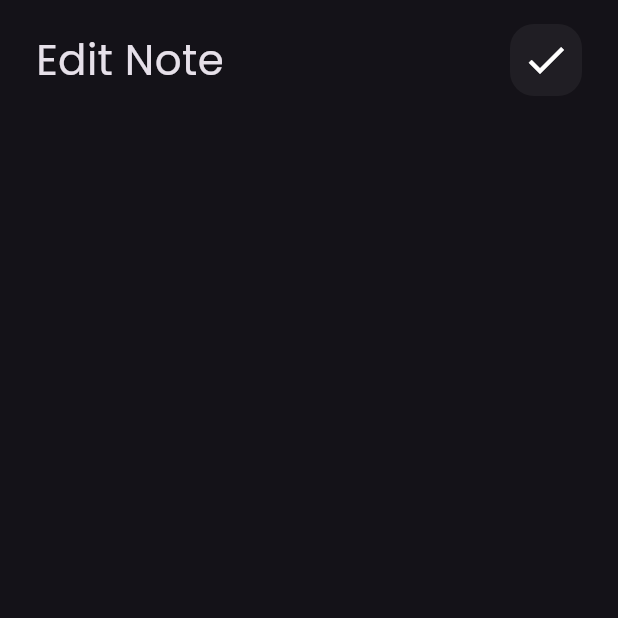
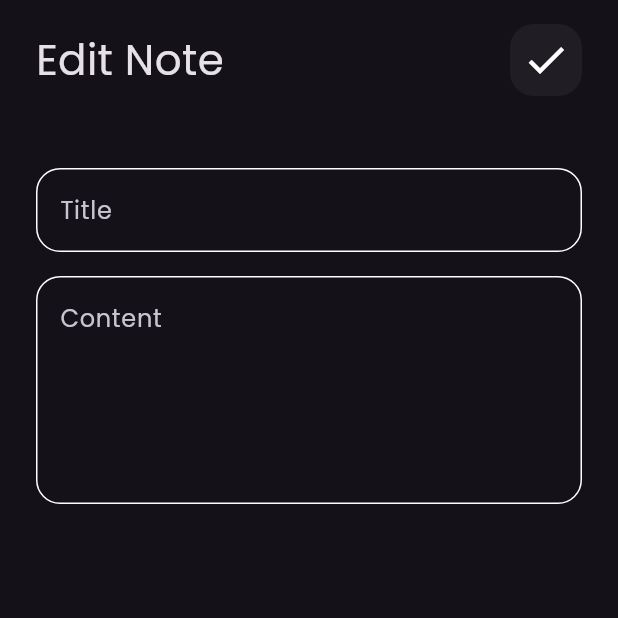
Before and after one commit to YoussefHabib97/notes_app_hive, a Flutter app: the screen it shows after launch, after a tap on "Flutter Tips", on a phone screen of 412 x 824 dp, the top half of it. Run offline on Flutter 3.47's test engine with Material 3 defaults, Android fonts, the phone set to English and light mode, and no system bars; our stand-ins replace font_awesome_flutter.

Commit message:
Edit note view UI done

```diff
--- a/lib/main.dart
+++ b/lib/main.dart
@@ -15,7 +15,6 @@ class NotesApp extends StatelessWidget {
     return MaterialApp(
       debugShowCheckedModeBanner: false,
       theme: ThemeData(
-        useMaterial3: true,
         brightness: Brightness.dark,
         fontFamily: 'Poppins',
       ),
--- a/lib/views/widgets/custom_text_field.dart
+++ b/lib/views/widgets/custom_text_field.dart
@@ -17,11 +17,11 @@ class CustomTextField extends StatelessWidget {
       cursorColor: kPrimaryColor,
       decoration: InputDecoration(
         hintText: hintText,
-        hintMaxLines: maxLines,
         border: buildBorder(),
         enabledBorder: buildBorder(),
         focusedBorder: buildBorder(kPrimaryColor),
       ),
+      maxLines: maxLines,
     );
   }
 
--- a/lib/views/widgets/edit_note_view_body.dart
+++ b/lib/views/widgets/edit_note_view_body.dart
@@ -1,5 +1,6 @@
 import 'package:flutter/material.dart';
 import 'package:notes_app/views/widgets/custom_app_bar.dart';
+import 'package:notes_app/views/widgets/custom_text_field.dart';
 
 class EditNoteViewBody extends StatelessWidget {
   const EditNoteViewBody({super.key});
@@ -18,6 +19,13 @@ class EditNoteViewBody extends StatelessWidget {
               title: "Edit Note",
               icon: Icons.check,
             ),
+            SizedBox(height: 48),
+            CustomTextField(hintText: 'Title'),
+            SizedBox(height: 16),
+            CustomTextField(
+              hintText: 'Content',
+              maxLines: 5,
+            ),
           ],
         ),
       ),
```
